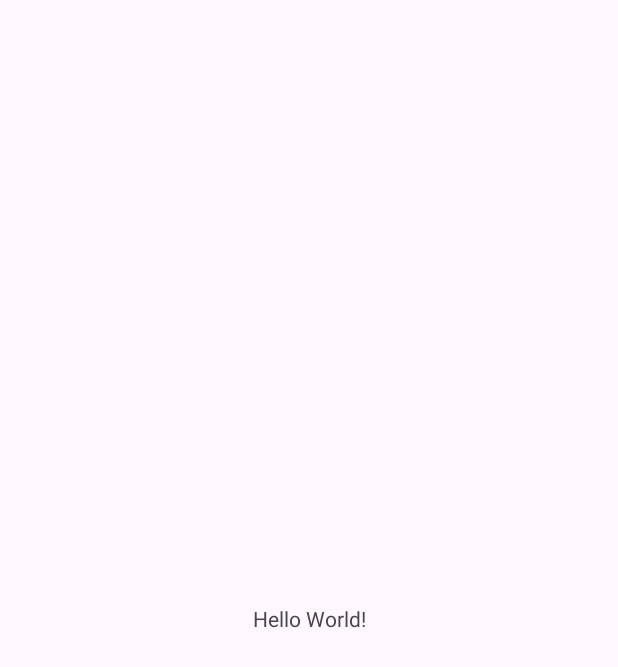
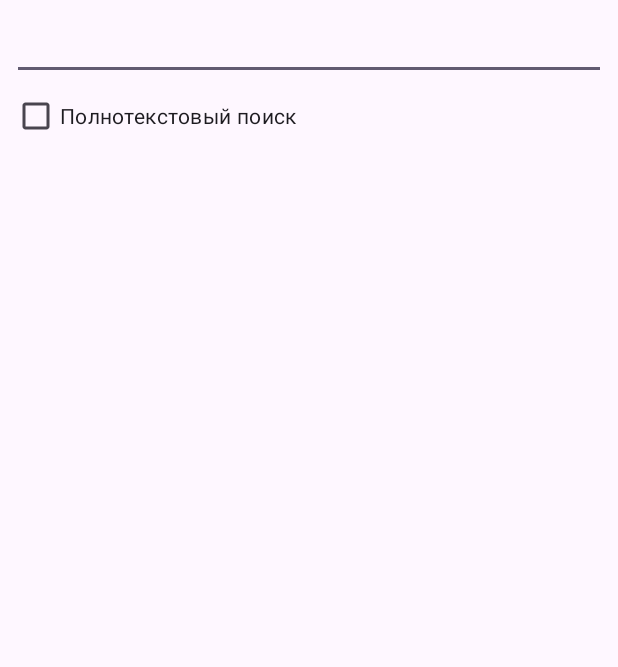
Before and after one commit to volkovcoppermine/Songbook, an Android app: the screen it shows after launch (MainActivity), on a phone screen of 412 x 824 dp. Before the commit the part shown is almost empty. Shown: the top 667 px of the screen. Run offline under Robolectric (Android 15) with nearby library versions, the phone set to English and light mode, and no system bars; our stand-ins replace Room's generated code.

Commit message:
Первая версия логики поиска

```diff
--- a/app/build.gradle.kts
+++ b/app/build.gradle.kts
@@ -46,6 +46,7 @@ dependencies {
     implementation(libs.androidx.room.common)
     implementation(libs.androidx.room.ktx)
     implementation(libs.androidx.room.runtime)
+    implementation(libs.androidx.recyclerview)
     ksp(libs.androidx.room.compiler)
     testImplementation(libs.junit)
     androidTestImplementation(libs.androidx.junit)
--- a/app/src/main/java/org/volkov/songbook_fts/MainActivity.kt
+++ b/app/src/main/java/org/volkov/songbook_fts/MainActivity.kt
@@ -1,12 +1,24 @@
 package org.volkov.songbook_fts
 
 import android.os.Bundle
+import android.text.Editable
+import android.text.TextWatcher
+import android.util.Log
+import android.widget.CheckBox
+import android.widget.EditText
 import androidx.activity.enableEdgeToEdge
 import androidx.appcompat.app.AppCompatActivity
 import androidx.core.view.ViewCompat
 import androidx.core.view.WindowInsetsCompat
+import androidx.lifecycle.ViewModelProvider
+import androidx.recyclerview.widget.LinearLayoutManager
+import androidx.recyclerview.widget.RecyclerView
 
 class MainActivity : AppCompatActivity() {
+    val TAG = "MainActivity"
+    private lateinit var songViewModel: SongViewModel
+    private val adapter: SongAdapter = SongAdapter()
+
     override fun onCreate(savedInstanceState: Bundle?) {
         super.onCreate(savedInstanceState)
         enableEdgeToEdge()
@@ -17,6 +29,40 @@ class MainActivity : AppCompatActivity() {
             insets
         }
 
-        val db: SongDatabase = SongDatabase.getInstance(applicationContext)
+        songViewModel = ViewModelProvider(this)[org.volkov.songbook_fts.SongViewModel::class.java]
+
+        val searchResultsView = findViewById<RecyclerView>(R.id.search_results_view)
+        val searchBarView = findViewById<EditText>(R.id.search_bar_view)
+        val checkBoxFTSView = findViewById<CheckBox>(R.id.checkBoxFTS)
+
+        searchBarView.addTextChangedListener(object : TextWatcher {
+            var isFTS: Boolean = false;
+
+            override fun beforeTextChanged(p0: CharSequence?, p1: Int, p2: Int, p3: Int) {
+                isFTS = checkBoxFTSView.isChecked
+            }
+
+            override fun onTextChanged(p0: CharSequence?, p1: Int, p2: Int, p3: Int) {
+                Log.d(TAG, "onTextChanged isFTS: $isFTS")
+                performSearch(p0.toString(), isFTS)
+            }
+
+            override fun afterTextChanged(p0: Editable?) {
+                return
+            }
+        })
+
+        searchResultsView.layoutManager = LinearLayoutManager(this)
+        searchResultsView.setHasFixedSize(true)
+        searchResultsView.adapter = adapter
+
+        val result: List<Song>? = songViewModel.searchResults.value
+        if (result.isNullOrEmpty()) performSearch("", false)
+    }
+
+    private fun performSearch(query: String, fts: Boolean): Unit {
+        songViewModel.performSearch(query, fts)
+        songViewModel.searchResults.observe(this
+        ) { value -> adapter.songs = value as ArrayList<Song> }
     }
 }
--- /dev/null
+++ b/app/src/main/java/org/volkov/songbook_fts/SongAdapter.kt
@@ -0,0 +1,42 @@
+package org.volkov.songbook_fts
+
+import android.text.Html
+import android.view.LayoutInflater
+import android.view.View
+import android.view.ViewGroup
+import android.widget.TextView
+import androidx.recyclerview.widget.RecyclerView
+
+class SongAdapter : RecyclerView.Adapter<SongAdapter.SongHolder>() {
+    var songs: ArrayList<Song> = arrayListOf()
+        set(value) {
+            field = value
+            notifyDataSetChanged()
+        }
+
+    class SongHolder(itemView: View) : RecyclerView.ViewHolder(itemView) {
+        val textViewNum = itemView.findViewById<TextView>(R.id.text_view_num)
+        val textViewTitle = itemView.findViewById<TextView>(R.id.text_view_title)
+        val textViewSnippet = itemView.findViewById<TextView>(R.id.text_view_snippet)
+    }
+
+    override fun onCreateViewHolder(parent: ViewGroup, viewType: Int): SongHolder {
+        val itemView = LayoutInflater.from(parent.context).inflate(R.layout.song_item, parent, false)
+        return SongHolder(itemView)
+    }
+
+    override fun getItemCount(): Int {
+        return songs.size
+    }
+
+    override fun onBindViewHolder(holder: SongHolder, position: Int) {
+        val current = songs[position]
+        holder.textViewNum.text = current.num
+        holder.textViewTitle.text = current.title
+        if(!current.lyrics.isNullOrEmpty()) {
+            holder.textViewSnippet.visibility = View.VISIBLE
+            holder.textViewSnippet.text = Html.fromHtml(current.lyrics, Html.FROM_HTML_MODE_COMPACT)
+        }
+    }
+
+}
--- a/app/src/main/java/org/volkov/songbook_fts/SongDao.kt
+++ b/app/src/main/java/org/volkov/songbook_fts/SongDao.kt
@@ -6,7 +6,7 @@ import androidx.room.Query
 
 @Dao
 interface SongDao {
-    @Query("select `rowid`, * from songs")
+    @Query("select rowid, num, title from songs")
     fun getAllSongs(): LiveData<List<Song>>
 
     @Query("select rowid, num, title, snippet(songs) as lyrics from Songs where lyrics match :query || '*'")
--- /dev/null
+++ b/app/src/main/java/org/volkov/songbook_fts/SongRepository.kt
@@ -0,0 +1,11 @@
+package org.volkov.songbook_fts
+
+import android.app.Application
+import androidx.lifecycle.LiveData
+
+class SongRepository (application: Application) {
+    private val songDao = SongDatabase.getInstance(application).songDao()
+    fun getAllSongs(): LiveData<List<Song>> = songDao.getAllSongs()
+    fun performSearch(query: String):LiveData<List<Song>> = songDao.performSearch(query)
+    fun performLyricsSearch(query: String):LiveData<List<Song>> = songDao.performLyricsSearch(query)
+}
--- /dev/null
+++ b/app/src/main/java/org/volkov/songbook_fts/SongViewModel.kt
@@ -0,0 +1,21 @@
+package org.volkov.songbook_fts
+
+import android.app.Application
+import androidx.lifecycle.AndroidViewModel
+import androidx.lifecycle.LiveData
+import androidx.lifecycle.MutableLiveData
+import androidx.lifecycle.switchMap
+
+class SongViewModel(application: Application) : AndroidViewModel(application) {
+    private val searchQuery: MutableLiveData<String> = MutableLiveData()
+    private val songRepository = SongRepository(application)
+    var searchResults: LiveData<List<Song>> =
+        searchQuery.switchMap { query: String -> songRepository.performSearch(query) }
+
+    fun performSearch(query: String, fts: Boolean) {
+        searchResults =
+            if (query.isEmpty()) songRepository.getAllSongs() else if (fts) songRepository.performLyricsSearch(
+                query
+            ) else songRepository.performSearch(query)
+    }
+}
--- a/app/src/main/res/layout/activity_main.xml
+++ b/app/src/main/res/layout/activity_main.xml
@@ -7,13 +7,40 @@
     android:layout_height="match_parent"
     tools:context=".MainActivity">
 
-    <TextView
-        android:layout_width="wrap_content"
+    <EditText
+        android:id="@+id/search_bar_view"
+        android:layout_width="0dp"
         android:layout_height="wrap_content"
-        android:text="Hello World!"
+        android:layout_marginStart="8dp"
+        android:layout_marginTop="8dp"
+        android:layout_marginEnd="8dp"
+        android:ems="10"
+        android:inputType="text"
+        app:layout_constraintEnd_toEndOf="parent"
+        app:layout_constraintHorizontal_bias="1.0"
+        app:layout_constraintStart_toStartOf="parent"
+        app:layout_constraintTop_toTopOf="parent" />
+
+    <androidx.recyclerview.widget.RecyclerView
+        android:id="@+id/search_results_view"
+        android:layout_width="match_parent"
+        android:layout_height="0dp"
+        android:layout_marginBottom="8dp"
         app:layout_constraintBottom_toBottomOf="parent"
         app:layout_constraintEnd_toEndOf="parent"
         app:layout_constraintStart_toStartOf="parent"
-        app:layout_constraintTop_toTopOf="parent" />
+        app:layout_constraintTop_toBottomOf="@+id/checkBoxFTS"
+        app:layout_constraintVertical_bias="0.0"
+        tools:listitem="@layout/song_item" />
 
+    <CheckBox
+        android:id="@+id/checkBoxFTS"
+        android:layout_width="0dp"
+        android:layout_height="wrap_content"
+        android:layout_marginStart="8dp"
+        android:layout_marginEnd="8dp"
+        android:text="Полнотекстовый поиск"
+        app:layout_constraintEnd_toEndOf="parent"
+        app:layout_constraintStart_toStartOf="parent"
+        app:layout_constraintTop_toBottomOf="@+id/search_bar_view" />
 </androidx.constraintlayout.widget.ConstraintLayout>
--- /dev/null
+++ b/app/src/main/res/values/styles.xml
@@ -0,0 +1,6 @@
+<?xml version="1.0" encoding="utf-8"?>
+<resources>
+    <style name="CardView.numText" parent="TextAppearance.AppCompat.Headline">
+        <item name="android:textStyle">bold</item>
+    </style>
+</resources>
--- a/gradle/libs.versions.toml
+++ b/gradle/libs.versions.toml
@@ -12,6 +12,7 @@ constraintlayout = "2.1.4"
 roomCommon = "2.6.1"
 roomKtx = "2.6.1"
 room = "2.6.1"
+recyclerview = "1.3.2"
 
 [libraries]
 androidx-core-ktx = { group = "androidx.core", name = "core-ktx", version.ref = "coreKtx" }
@@ -26,6 +27,7 @@ androidx-room-common = { group = "androidx.room", name = "room-common", version.
 androidx-room-ktx = { group = "androidx.room", name = "room-ktx", version.ref = "roomKtx" }
 androidx-room-compiler = { group = "androidx.room", name = "room-compiler", version.ref = "room" }
 androidx-room-runtime = { group = "androidx.room", name = "room-runtime", version.ref = "room" }
+androidx-recyclerview = { group = "androidx.recyclerview", name = "recyclerview", version.ref = "recyclerview" }
 
 [plugins]
 android-application = { id = "com.android.application", version.ref = "agp" }
```
Also changed, not shown: app/src/main/res/layout/song_item.xml (added, +47 -0 lines).
